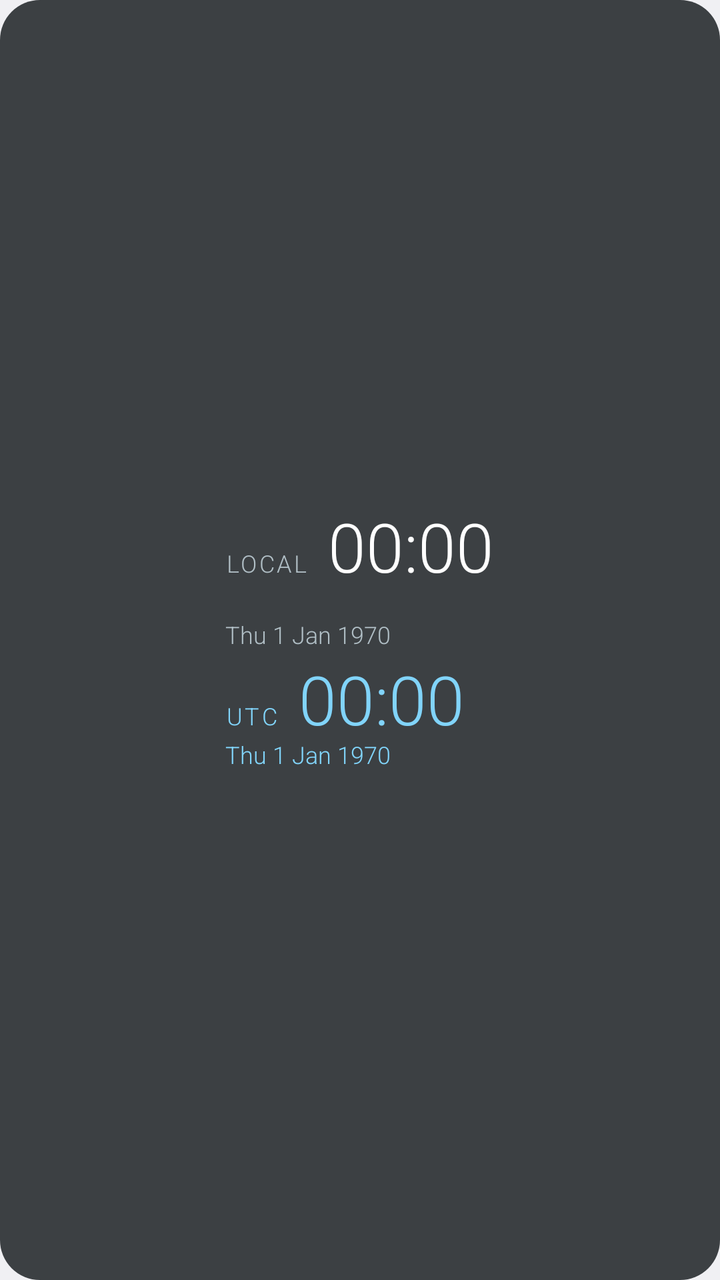
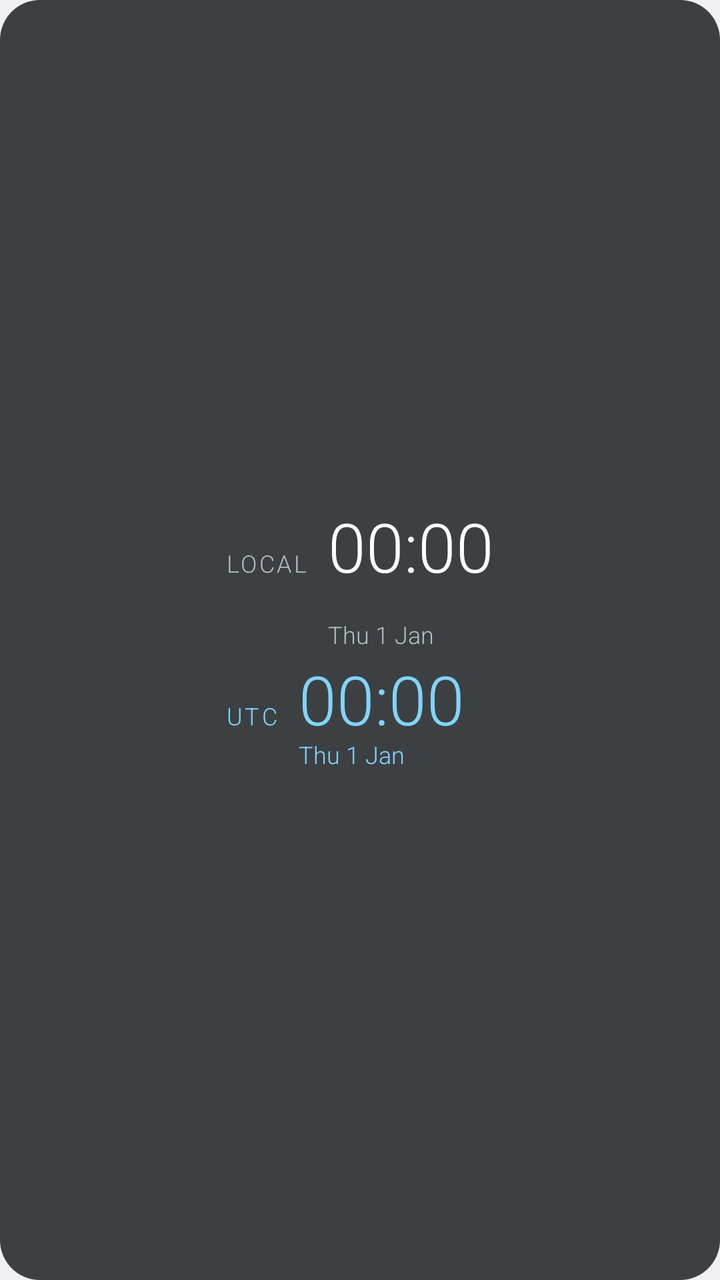

Screens rendered from an Android XML layout before and after an edit, with the pre-edit source and the edit as a unified diff.
<!-- AndroidManifest.xml: application theme AppTheme -->
<!-- res/layout/widget_stacked_sans_light.xml -->
<?xml version="1.0" encoding="utf-8"?>
<LinearLayout xmlns:android="http://schemas.android.com/apk/res/android" android:id="@+id/root" android:layout_width="match_parent" android:layout_height="match_parent" android:background="@drawable/widget_bg" android:gravity="center" android:orientation="vertical" android:padding="14dp">
<LinearLayout android:layout_width="wrap_content" android:layout_height="wrap_content" android:orientation="vertical" >
<LinearLayout android:layout_width="wrap_content" android:layout_height="wrap_content" android:orientation="horizontal" android:baselineAligned="true" >
<TextView android:id="@+id/label_local" android:layout_width="wrap_content" android:layout_height="wrap_content"
    android:fontFamily="sans-serif-light" android:letterSpacing="0.1" android:text="@string/label_local"
    android:textColor="#B0BEC5" android:textSize="12sp" android:layout_marginEnd="10dp"/>
<TextClock android:id="@+id/clock_local" android:layout_width="wrap_content" android:layout_height="wrap_content"
    android:fontFamily="sans-serif-light" android:format12Hour="HH:mm" android:format24Hour="HH:mm" android:includeFontPadding="false" android:maxLines="1"
    android:textColor="#FFFFFF" android:textSize="34sp"  />
</LinearLayout>
<TextView android:id="@+id/zone_local" android:layout_width="wrap_content" android:layout_height="wrap_content"
    android:fontFamily="sans-serif-light" android:textColor="#B0BEC5" android:textSize="12sp" />
<TextClock android:id="@+id/date_local" android:layout_width="wrap_content" android:layout_height="wrap_content"
    android:fontFamily="sans-serif-light" android:format12Hour="EEE d MMM yyyy" android:format24Hour="EEE d MMM yyyy" android:includeFontPadding="false" android:maxLines="1"
    android:textColor="#B0BEC5" android:textSize="12sp"  />
<LinearLayout android:layout_width="wrap_content" android:layout_height="wrap_content" android:orientation="horizontal" android:baselineAligned="true" android:layout_marginTop="6dp">
<TextView android:id="@+id/label_utc" android:layout_width="wrap_content" android:layout_height="wrap_content"
    android:fontFamily="sans-serif-light" android:letterSpacing="0.1" android:text="@string/label_utc"
    android:textColor="#81D4FA" android:textSize="12sp" android:layout_marginEnd="10dp"/>
<TextClock android:id="@+id/clock_utc" android:layout_width="wrap_content" android:layout_height="wrap_content"
    android:fontFamily="sans-serif-light" android:format12Hour="HH:mm" android:format24Hour="HH:mm" android:includeFontPadding="false" android:maxLines="1"
    android:textColor="#81D4FA" android:textSize="34sp" android:timeZone="UTC" />
</LinearLayout>
<TextClock android:id="@+id/date_utc" android:layout_width="wrap_content" android:layout_height="wrap_content"
    android:fontFamily="sans-serif-light" android:format12Hour="EEE d MMM yyyy" android:format24Hour="EEE d MMM yyyy" android:includeFontPadding="false" android:maxLines="1"
    android:textColor="#81D4FA" android:textSize="12sp" android:timeZone="UTC" />
</LinearLayout>
</LinearLayout>
<!-- resources referenced by this layout -->
<resources>
  <!-- drawable widget_bg (drawable) -->
  <?xml version="1.0" encoding="utf-8"?>
  <shape xmlns:android="http://schemas.android.com/apk/res/android" android:shape="rectangle">
      <solid android:color="#CC101418" />
      <corners android:radius="20dp" />
  </shape>
  <string name="label_local">LOCAL</string>
  <string name="label_utc">UTC</string>
  <style name="AppTheme" parent="@android:style/Theme.DeviceDefault.Light.NoActionBar" />
</resources>

<!-- the commit's change to res/layout/widget_stacked_sans_light.xml (unified diff, before → after) -->
@@ -5,25 +5,29 @@
 <TextView android:id="@+id/label_local" android:layout_width="wrap_content" android:layout_height="wrap_content"
     android:fontFamily="sans-serif-light" android:letterSpacing="0.1" android:text="@string/label_local"
     android:textColor="#B0BEC5" android:textSize="12sp" android:layout_marginEnd="10dp"/>
+<LinearLayout android:layout_width="wrap_content" android:layout_height="wrap_content" android:orientation="vertical" android:baselineAlignedChildIndex="0">
 <TextClock android:id="@+id/clock_local" android:layout_width="wrap_content" android:layout_height="wrap_content"
     android:fontFamily="sans-serif-light" android:format12Hour="HH:mm" android:format24Hour="HH:mm" android:includeFontPadding="false" android:maxLines="1"
     android:textColor="#FFFFFF" android:textSize="34sp"  />
-</LinearLayout>
 <TextView android:id="@+id/zone_local" android:layout_width="wrap_content" android:layout_height="wrap_content"
     android:fontFamily="sans-serif-light" android:textColor="#B0BEC5" android:textSize="12sp" />
 <TextClock android:id="@+id/date_local" android:layout_width="wrap_content" android:layout_height="wrap_content"
-    android:fontFamily="sans-serif-light" android:format12Hour="EEE d MMM yyyy" android:format24Hour="EEE d MMM yyyy" android:includeFontPadding="false" android:maxLines="1"
+    android:fontFamily="sans-serif-light" android:format12Hour="EEE d MMM" android:format24Hour="EEE d MMM" android:includeFontPadding="false" android:maxLines="1"
     android:textColor="#B0BEC5" android:textSize="12sp"  />
+</LinearLayout>
+</LinearLayout>
 <LinearLayout android:layout_width="wrap_content" android:layout_height="wrap_content" android:orientation="horizontal" android:baselineAligned="true" android:layout_marginTop="6dp">
 <TextView android:id="@+id/label_utc" android:layout_width="wrap_content" android:layout_height="wrap_content"
     android:fontFamily="sans-serif-light" android:letterSpacing="0.1" android:text="@string/label_utc"
     android:textColor="#81D4FA" android:textSize="12sp" android:layout_marginEnd="10dp"/>
+<LinearLayout android:layout_width="wrap_content" android:layout_height="wrap_content" android:orientation="vertical" android:baselineAlignedChildIndex="0">
 <TextClock android:id="@+id/clock_utc" android:layout_width="wrap_content" android:layout_height="wrap_content"
     android:fontFamily="sans-serif-light" android:format12Hour="HH:mm" android:format24Hour="HH:mm" android:includeFontPadding="false" android:maxLines="1"
     android:textColor="#81D4FA" android:textSize="34sp" android:timeZone="UTC" />
-</LinearLayout>
 <TextClock android:id="@+id/date_utc" android:layout_width="wrap_content" android:layout_height="wrap_content"
-    android:fontFamily="sans-serif-light" android:format12Hour="EEE d MMM yyyy" android:format24Hour="EEE d MMM yyyy" android:includeFontPadding="false" android:maxLines="1"
+    android:fontFamily="sans-serif-light" android:format12Hour="EEE d MMM" android:format24Hour="EEE d MMM" android:includeFontPadding="false" android:maxLines="1"
     android:textColor="#81D4FA" android:textSize="12sp" android:timeZone="UTC" />
 </LinearLayout>
 </LinearLayout>
+</LinearLayout>
+</LinearLayout>
